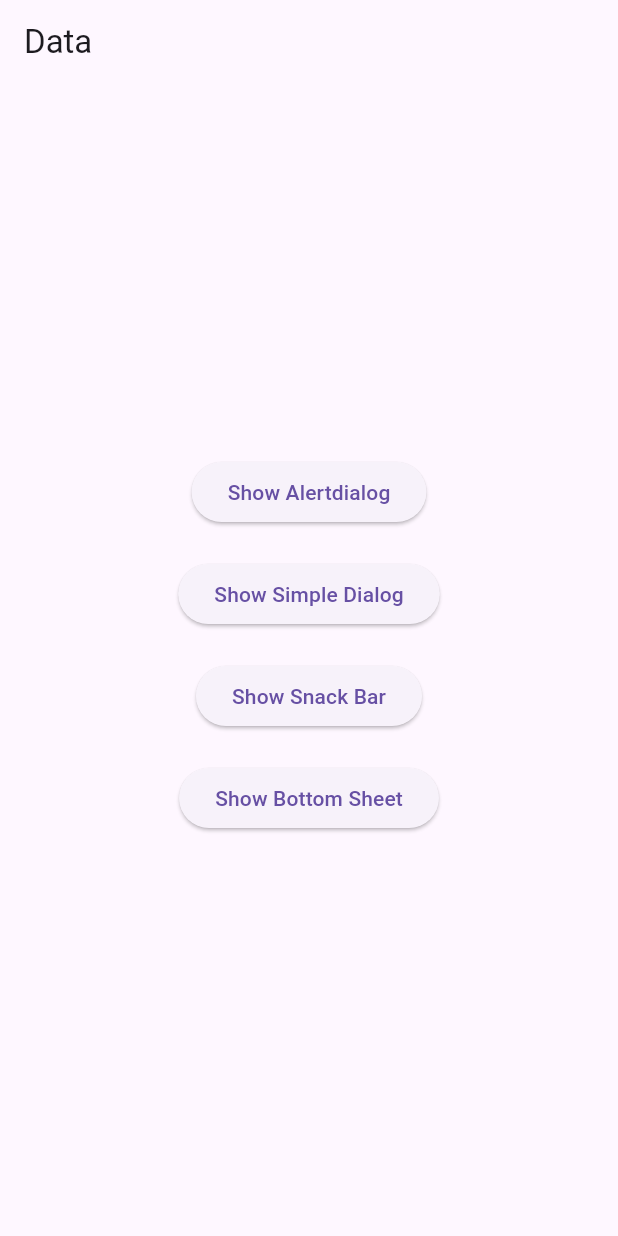
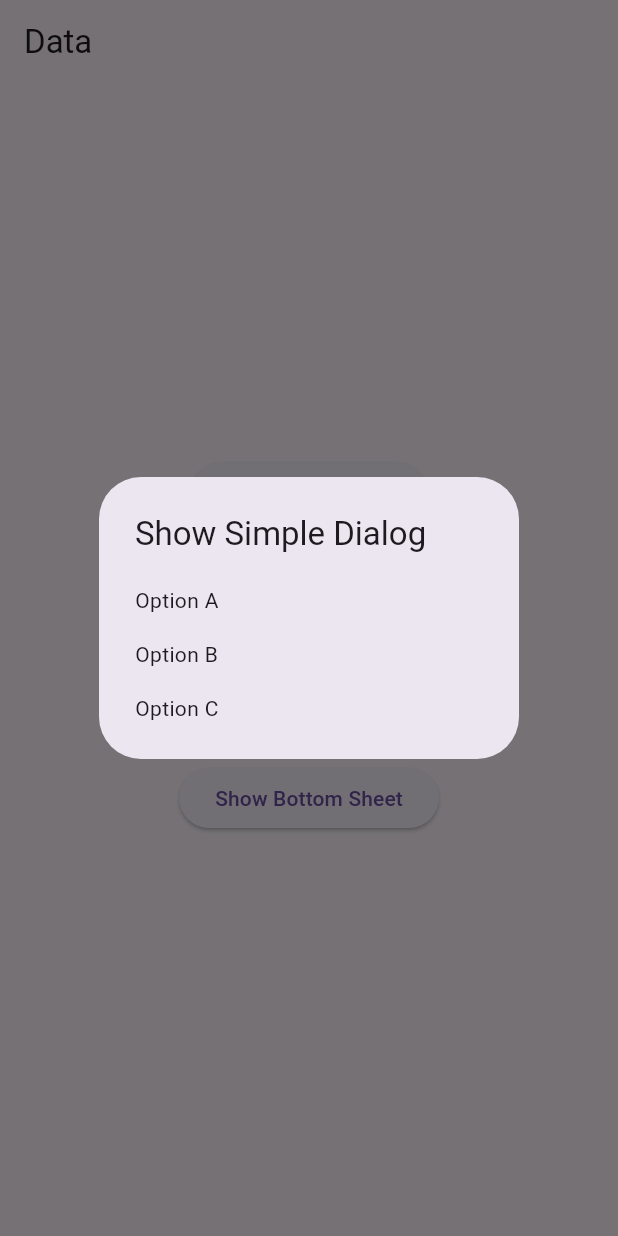
Before and after one commit to Shimon31/AlertDialog-And-Popup-in-Flutetr, a Flutter app: the screen it shows after launch, after a tap on "Show Simple Dialog", on a phone screen of 412 x 824 dp. Run offline on Flutter 3.47's test engine with Material 3 defaults, Android fonts, the phone set to English and light mode, and no system bars.

Commit message:
ShowSimple Dialog

```diff
--- a/lib/Popupdemo.dart
+++ b/lib/Popupdemo.dart
@@ -23,7 +23,34 @@ class Popupdemo extends StatelessWidget {
   }
 
 
-  void ShowSimpleDialog(BuildContext context) {}
+  void ShowSimpleDialog(BuildContext context) {
+
+   showDialog(
+       context: context,
+       builder: (BuildContext context){
+         return SimpleDialog(
+           title: Text("Show Simple Dialog"),
+           children: [
+             SimpleDialogOption(
+               onPressed: ()=>Navigator.pop(context,"Option A"),
+               child: Text("Option A"),
+             ),
+
+             SimpleDialogOption(
+               onPressed: ()=>Navigator.pop(context,"Option B"),
+               child: Text("Option B"),
+             ),
+             SimpleDialogOption(
+               onPressed: ()=>Navigator.pop(context,"Option C"),
+               child: Text("Option C"),
+             ),
+           ],
+
+         );
+       });
+
+
+  }
 
 
 //Snack bar
@@ -37,7 +64,23 @@ class Popupdemo extends StatelessWidget {
 
 
 
-  void ShowBottomSheet(BuildContext context) {}
+  void ShowBottomSheet(BuildContext context) {
+
+    showModalBottomSheet(
+        context: context,
+        builder: (BuildContext context){
+          return Container(
+           padding: EdgeInsets.all(10),
+           height: 500,
+            child: Column(
+              mainAxisAlignment: MainAxisAlignment.center,
+              children: [
+               Container(height: 50,color: Colors.red,)
+              ],
+            ),
+          );
+        });
+  }
 
   const Popupdemo({super.key});
 
```
Also changed, not shown: pubspec.lock.
